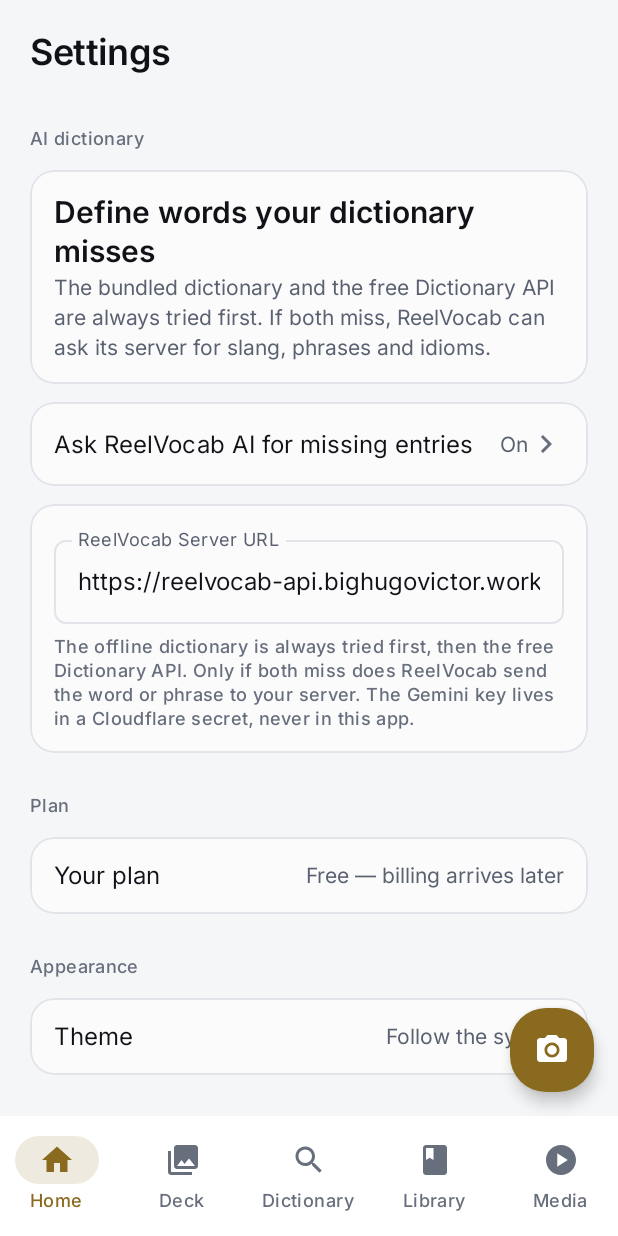
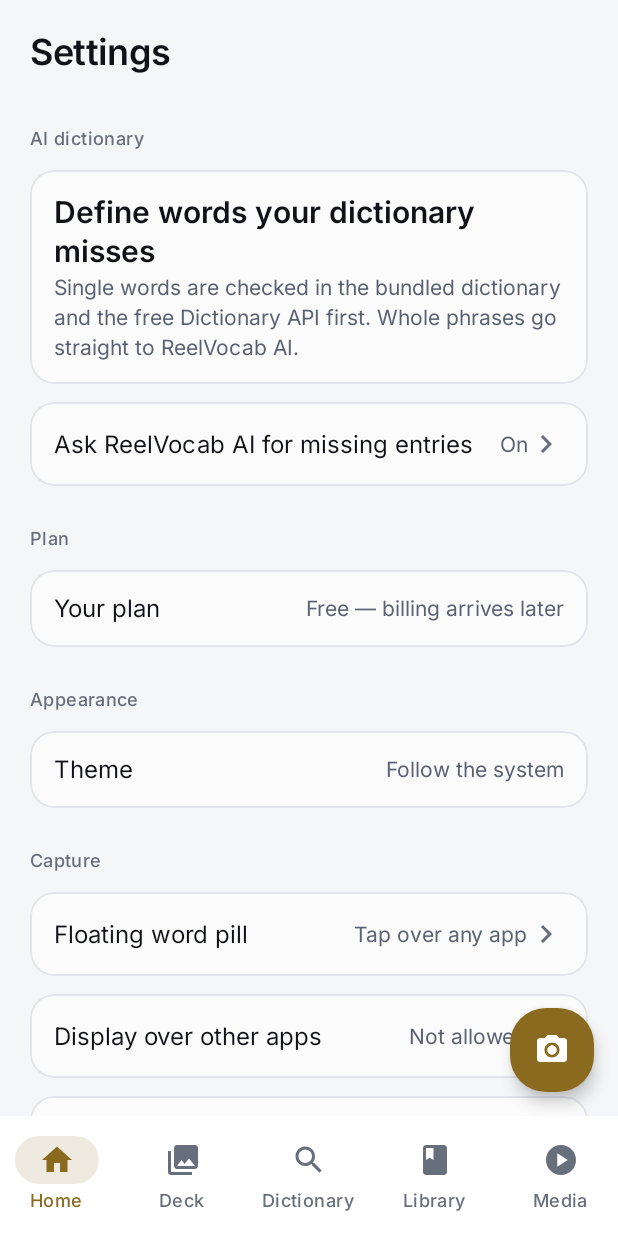
Before and after one commit to CherubOfEden/reelvocab, an Android app built with Jetpack Compose: the composable MainScaffold shown on its own in the app's theme, after a tap on "Open settings", on a phone screen of 412 x 824 dp. Run offline under Robolectric (Android 15) with nearby library versions, the phone set to English and light mode, and no system bars; our stand-ins replace Dagger/Hilt's generated code, Room's generated code; libraries missing offline, so code that uses them is left out: coil.decode; network calls fail; pictures from the network do not load.

Commit message:
Hide AI server URL and route phrases to AI

```diff
--- a/app/src/main/kotlin/app/reelvocab/navigation/MainScaffold.kt
+++ b/app/src/main/kotlin/app/reelvocab/navigation/MainScaffold.kt
@@ -389,17 +389,9 @@ fun MainScaffold(
                         }
                     },
                     appVersion = BuildConfig.VERSION_NAME,
-                    cloud = CloudSettingsUi(
-                        enabled = cloudState.enabled,
-                        serverUrl = cloudState.serverUrl,
-                    ),
+                    cloud = CloudSettingsUi(enabled = cloudState.enabled),
                     onCloudChange = { ui ->
-                        cloudViewModel.save(
-                            CloudSettingsState(
-                                enabled = ui.enabled,
-                                serverUrl = ui.serverUrl,
-                            ),
-                        )
+                        cloudViewModel.save(CloudSettingsState(enabled = ui.enabled))
                     },
                 )
             }
--- a/app/src/main/kotlin/app/reelvocab/ui/CloudSettingsViewModel.kt
+++ b/app/src/main/kotlin/app/reelvocab/ui/CloudSettingsViewModel.kt
@@ -10,7 +10,6 @@ import kotlinx.coroutines.flow.asStateFlow
 
 data class CloudSettingsState(
     val enabled: Boolean,
-    val serverUrl: String,
 )
 
 @HiltViewModel
@@ -19,16 +18,12 @@ class CloudSettingsViewModel @Inject constructor(
 ) : ViewModel() {
 
     private val _state = MutableStateFlow(
-        CloudSettingsState(
-            enabled = store.enabled,
-            serverUrl = store.serverUrl,
-        ),
+        CloudSettingsState(enabled = store.enabled),
     )
     val state: StateFlow<CloudSettingsState> = _state.asStateFlow()
 
     fun save(state: CloudSettingsState) {
         store.enabled = state.enabled
-        store.serverUrl = state.serverUrl
         _state.value = state
     }
 }
--- /dev/null
+++ b/core/common/src/main/kotlin/app/reelvocab/core/common/Constants.kt
@@ -0,0 +1,3 @@
+package app.reelvocab.core.common
+
+const val DEFAULT_SERVER_URL = "https://reelvocab-api.bighugovictor.workers.dev"
--- a/core/common/src/main/kotlin/app/reelvocab/core/common/ReelVocabServer.kt
+++ /dev/null
@@ -1,5 +0,0 @@
-package app.reelvocab.core.common
-
-object ReelVocabServer {
-    const val DEFAULT_URL = "https://reelvocab-api.bighugovictor.workers.dev"
-}
--- a/core/data/src/main/kotlin/app/reelvocab/core/data/enrichment/CloudConfigStore.kt
+++ b/core/data/src/main/kotlin/app/reelvocab/core/data/enrichment/CloudConfigStore.kt
@@ -1,7 +1,6 @@
 package app.reelvocab.core.data.enrichment
 
 import android.content.Context
-import app.reelvocab.core.common.ReelVocabServer
 import dagger.hilt.android.qualifiers.ApplicationContext
 import javax.inject.Inject
 import javax.inject.Singleton
@@ -17,6 +16,7 @@ class CloudConfigStore @Inject constructor(
             .remove(LEGACY_KEY_ENDPOINT)
             .remove(LEGACY_KEY_MODEL)
             .remove(LEGACY_KEY_API_KEY)
+            .remove(LEGACY_KEY_SERVER_URL)
             .apply()
     }
 
@@ -24,18 +24,11 @@ class CloudConfigStore @Inject constructor(
         get() = prefs.getBoolean(KEY_ENABLED, true)
         set(value) = prefs.edit().putBoolean(KEY_ENABLED, value).apply()
 
-    var serverUrl: String
-        get() = prefs.getString(KEY_SERVER_URL, ReelVocabServer.DEFAULT_URL).orEmpty()
-        set(value) = prefs.edit().putString(KEY_SERVER_URL, value.trim()).apply()
-
-    val isConfigured: Boolean
-        get() = enabled && serverUrl.isNotBlank()
-
     private companion object {
         const val KEY_ENABLED = "enabled"
-        const val KEY_SERVER_URL = "server_url"
         const val LEGACY_KEY_ENDPOINT = "endpoint"
         const val LEGACY_KEY_MODEL = "model"
         const val LEGACY_KEY_API_KEY = "api_key"
+        const val LEGACY_KEY_SERVER_URL = "server_url"
     }
 }
--- /dev/null
+++ b/core/domain/src/main/kotlin/app/reelvocab/core/domain/model/DictionaryAiException.kt
@@ -0,0 +1,6 @@
+package app.reelvocab.core.domain.model
+
+class DictionaryAiException(
+    message: String = "AI dictionary lookup failed",
+    cause: Throwable? = null,
+) : Exception(message, cause)
--- a/feature/dictionary/src/main/res/values/strings.xml
+++ b/feature/dictionary/src/main/res/values/strings.xml
@@ -1,7 +1,7 @@
 <?xml version="1.0" encoding="utf-8"?>
 <resources>
     <string name="dictionary_title">Dictionary</string>
-    <string name="dictionary_subtitle">Search the bundled dictionary first. Words and phrases are then looked up online, with an AI fallback when configured.</string>
+    <string name="dictionary_subtitle">Look up single words in the bundled dictionary and free API, or a whole phrase with ReelVocab AI.</string>
     <string name="dictionary_search_hint">Word or phrase</string>
     <string name="dictionary_search_clear">Clear search</string>
     <string name="dictionary_prompt_title">Find any word or phrase</string>
@@ -9,6 +9,7 @@
     <string name="dictionary_empty">No entry found. Try the exact phrase, check the spelling, or try again when online.</string>
     <string name="dictionary_searching">Searching…</string>
     <string name="dictionary_error">The dictionary could not be read.</string>
+    <string name="dictionary_ai_error">Could not fetch definition. Check your internet connection.</string>
     <string name="dictionary_detail_title">Dictionary</string>
     <string name="dictionary_definitions">Definitions</string>
     <string name="dictionary_synonyms">Same as</string>
--- a/feature/settings/build.gradle.kts
+++ b/feature/settings/build.gradle.kts
@@ -33,7 +33,6 @@ android {
 
 dependencies {
     api(project(":core:designsystem"))
-    implementation(project(":core:common"))
     implementation(libs.androidx.lifecycle.runtime.compose)
     implementation(libs.kotlinx.serialization.json)
     testImplementation(libs.junit)
--- a/feature/settings/src/main/kotlin/app/reelvocab/feature/settings/SettingsScreen.kt
+++ b/feature/settings/src/main/kotlin/app/reelvocab/feature/settings/SettingsScreen.kt
@@ -16,7 +16,6 @@ import androidx.compose.material.icons.filled.KeyboardArrowRight
 import androidx.compose.material3.AlertDialog
 import androidx.compose.material3.ExperimentalMaterial3Api
 import androidx.compose.material3.Icon
-import androidx.compose.material3.OutlinedTextField
 import androidx.compose.material3.RadioButton
 import androidx.compose.material3.RadioButtonDefaults
 import androidx.compose.material3.Text
@@ -32,7 +31,6 @@ import androidx.compose.runtime.setValue
 import androidx.compose.ui.Alignment
 import androidx.compose.ui.Modifier
 import androidx.compose.ui.res.stringResource
-import app.reelvocab.core.common.ReelVocabServer
 import app.reelvocab.core.designsystem.component.CardSurface
 import app.reelvocab.core.designsystem.theme.ReelTheme
 import java.util.Locale
@@ -57,7 +55,6 @@ enum class ThemeMode(val labelRes: Int) {
 @Immutable
 data class CloudSettingsUi(
     val enabled: Boolean = true,
-    val serverUrl: String = ReelVocabServer.DEFAULT_URL,
 )
 
 @Composable
@@ -142,25 +139,6 @@ fun SettingsScreen(
                     { change(cloud.copy(enabled = !cloud.enabled)) }
                 },
             )
-        }
-        if (cloud.enabled && onCloudChange != null) {
-            item {
-                CardSurface {
-                    OutlinedTextField(
-                        value = cloud.serverUrl,
-                        onValueChange = { value -> onCloudChange(cloud.copy(serverUrl = value)) },
-                        modifier = Modifier.fillMaxWidth(),
-                        singleLine = true,
-                        label = { Text(stringResource(R.string.settings_cloud_server_url)) },
-                    )
-                    Spacer(Modifier.height(ReelTheme.spacing.s))
-                    Text(
-                        text = stringResource(R.string.settings_cloud_note),
-                        style = ReelTheme.type.label,
-                        color = colors.textTertiary,
-                    )
-                }
-            }
         }
 
         item {
--- a/feature/settings/src/main/res/values/strings.xml
+++ b/feature/settings/src/main/res/values/strings.xml
@@ -38,12 +38,10 @@
     <string name="settings_full_screen_summary">When the reminder fires, ReelVocab can wake the screen and open the morning review over the lock screen. Android may ask you to allow full-screen alarms.</string>
     <string name="settings_section_cloud">AI dictionary</string>
     <string name="settings_ai_title">Define words your dictionary misses</string>
-    <string name="settings_ai_summary">The bundled dictionary and the free Dictionary API are always tried first. If both miss, ReelVocab can ask its server for slang, phrases and idioms.</string>
+    <string name="settings_ai_summary">Single words are checked in the bundled dictionary and the free Dictionary API first. Whole phrases go straight to ReelVocab AI.</string>
     <string name="settings_cloud_toggle">Ask ReelVocab AI for missing entries</string>
     <string name="settings_cloud_on">On</string>
-    <string name="settings_cloud_off">Off — no AI for unknown words</string>
-    <string name="settings_cloud_server_url">ReelVocab Server URL</string>
-    <string name="settings_cloud_note">The offline dictionary is always tried first, then the free Dictionary API. Only if both miss does ReelVocab send the word or phrase to your server. The Gemini key lives in a Cloudflare secret, never in this app.</string>
+    <string name="settings_cloud_off">Off — no AI for phrases or missing words</string>
     <string name="settings_section_about">About</string>
     <string name="settings_version_label">Version</string>
     <string name="settings_licenses_label">Fonts and licences</string>
```
Also changed, not shown: core/data/src/main/kotlin/app/reelvocab/core/data/dictionary/DictionaryRepositoryImpl.kt (+8 -1 lines), core/data/src/main/kotlin/app/reelvocab/core/data/enrichment/CloudEnrichmentClient.kt (+28 -14 lines), feature/dictionary/src/main/kotlin/app/reelvocab/feature/dictionary/DictionaryScreen.kt (+8 -0 lines), feature/dictionary/src/main/kotlin/app/reelvocab/feature/dictionary/DictionaryViewModel.kt (+19 -0 lines).
